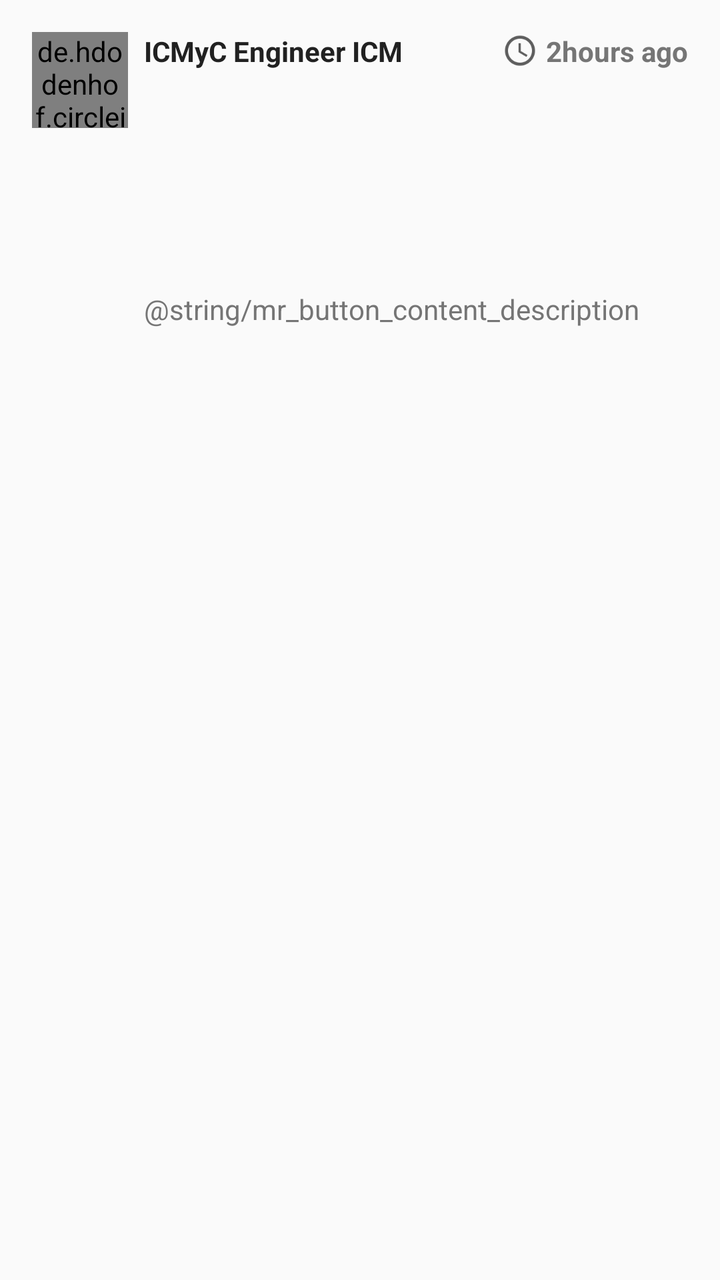
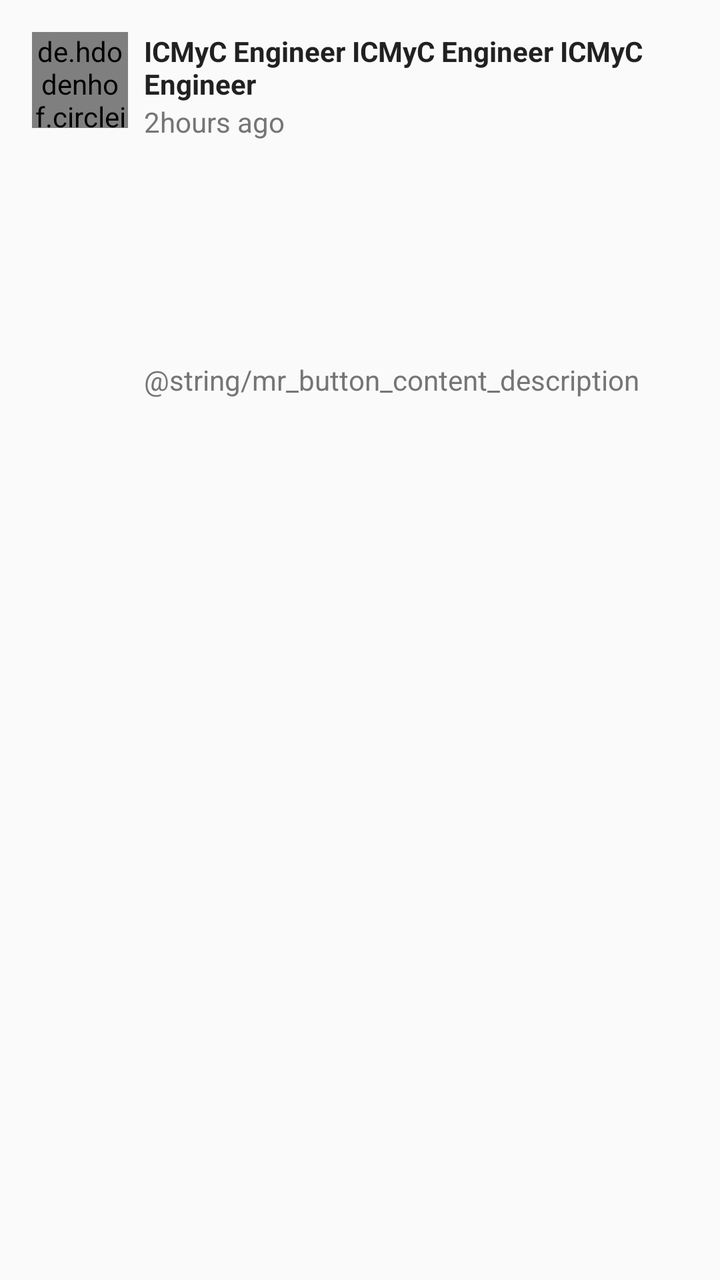

Two renders of the same Android screen: before a commit and after it. Below are the layout's source before the change and the commit's diff.
<!-- AndroidManifest.xml: application theme AppTheme -->
<!-- res/layout/inflate_comment.xml -->
<?xml version="1.0" encoding="utf-8"?>
<RelativeLayout xmlns:android="http://schemas.android.com/apk/res/android"
                xmlns:app="http://schemas.android.com/apk/res-auto"
  android:layout_width="wrap_content"
                android:layout_height="wrap_content" >

    <RelativeLayout
        android:layout_marginTop="16dp"
        android:layout_marginBottom="16dp"
      android:layout_width="match_parent"
        android:layout_height="wrap_content"
        android:gravity="center_vertical"
        android:orientation="horizontal"
        android:paddingLeft="16dp"
        android:paddingRight="16dp">

        <de.hdodenhof.circleimageview.CircleImageView
            android:id="@+id/userImage"
            android:layout_width="48dp"
            android:layout_height="48dp"
            android:src="@mipmap/ic_launcher"
            app:civ_border_color="@color/gray_closed"
            app:civ_border_width="0.2dp" />

        <TextView
            android:id="@+id/userName"
            android:layout_marginLeft="8dp"
            android:layout_width="wrap_content"
            android:layout_height="wrap_content"
            android:maxLines="1"
            android:text="ICMyC Engineer ICMyC Engineer ICMyC Engineer "
            android:textColor="@color/black"
            android:maxLength="18"
            android:textSize="14dp"
            android:textStyle="bold"
            android:layout_toLeftOf="@+id/postedOn"
            android:layout_toRightOf="@+id/userImage"
            android:layout_toEndOf="@+id/userImage" />

        <TextView
            android:id="@+id/postedOn"
            android:layout_width="wrap_content"
            android:layout_height="wrap_content"
            android:layout_alignParentRight="true"
            android:maxLines="1"
            android:drawableLeft="@mipmap/posted_since"
            android:drawablePadding="4dp"
            android:text="2hours ago"
            android:textColor="@color/lt_gray"
            android:textSize="14dp"
            android:textStyle="bold" />
        <HorizontalScrollView
            android:id="@+id/imageLayout"
            android:layout_width="match_parent"
            android:layout_height="wrap_content"
            android:layout_alignLeft="@+id/userName"
            android:layout_below="@+id/userName"
            android:layout_marginTop="8dp"
            android:scrollbars="none">

            <LinearLayout
                android:id="@+id/imageLinear"
                android:layout_width="match_parent"
                android:layout_height="90dp"
                android:layout_gravity="left"
                android:layout_marginBottom="8dp"
                android:background="@color/transparent"
                android:gravity="left"
                android:orientation="horizontal"></LinearLayout>
        </HorizontalScrollView>
        <TextView
            android:id="@+id/description_count"
            android:layout_width="match_parent"
            android:layout_height="wrap_content"
            android:layout_alignLeft="@+id/userName"
            android:layout_below="@+id/imageLayout"
            android:layout_marginTop="4dp"
            android:gravity="left"
            android:text="@string/mr_button_content_description"
            android:textColor="@color/secondary_text_color"
            android:textSize="14sp"
            android:visibility="visible" />


    </RelativeLayout>


</RelativeLayout>
<!-- resources referenced by this layout -->
<resources>
  <color name="black">#212121</color>
  <color name="gray_closed">#607D8B</color>
  <color name="lt_gray">#757575</color>
  <color name="secondary_text_color">#757575</color>
  <color name="transparent">#00000000</color>
  <!-- mipmap ic_launcher (mipmap-anydpi-v26) -->
  <?xml version="1.0" encoding="utf-8"?>
  <adaptive-icon xmlns:android="http://schemas.android.com/apk/res/android">
      <background android:drawable="@drawable/ic_launcher_background"/>
      <foreground android:drawable="@mipmap/ic_launcher_foreground"/>
  </adaptive-icon>
  <!-- mipmap posted_since: png bitmap (mipmap-xxxhdpi, 1816 bytes) -->
  <style name="AppTheme" parent="Theme.AppCompat.Light.DarkActionBar">
          
          <item name="colorPrimary">@color/colorPrimary</item>
          <item name="colorPrimaryDark">@color/colorPrimaryDark</item>
          <item name="colorAccent">@color/colorAccent</item>
      </style>
  <!-- drawable ic_launcher_background: vector/xml drawable (drawable, 4866 chars, omitted) -->
  <color name="colorPrimary">#FF6D00</color>
  <color name="colorPrimaryDark">#FF6D00</color>
  <color name="colorAccent">#FFD180</color>
</resources>

<!-- the commit's change to res/layout/inflate_comment.xml (unified diff, before → after) -->
@@ -1,88 +1,83 @@
 <?xml version="1.0" encoding="utf-8"?>
 <RelativeLayout xmlns:android="http://schemas.android.com/apk/res/android"
-                xmlns:app="http://schemas.android.com/apk/res-auto"
+  xmlns:app="http://schemas.android.com/apk/res-auto"
   android:layout_width="wrap_content"
-                android:layout_height="wrap_content" >
+  android:layout_height="wrap_content">
 
-    <RelativeLayout
-        android:layout_marginTop="16dp"
-        android:layout_marginBottom="16dp"
+  <RelativeLayout
+    android:layout_width="match_parent"
+    android:layout_height="wrap_content"
+    android:layout_marginTop="16dp"
+    android:layout_marginBottom="16dp"
+    android:gravity="center_vertical"
+    android:orientation="horizontal"
+    android:paddingLeft="16dp"
+    android:paddingRight="16dp">
+
+    <de.hdodenhof.circleimageview.CircleImageView
+      android:id="@+id/userImage"
+      android:layout_width="48dp"
+      android:layout_height="48dp"
+      android:src="@mipmap/ic_launcher"
+      app:civ_border_color="@color/gray_closed"
+      app:civ_border_width="0.2dp" />
+
+    <TextView
+      android:id="@+id/userName"
+      android:layout_width="wrap_content"
+      android:layout_height="wrap_content"
+      android:layout_marginLeft="8dp"
+      android:layout_toEndOf="@+id/userImage"
+      android:layout_toRightOf="@+id/userImage"
+      android:text="ICMyC Engineer ICMyC Engineer ICMyC Engineer "
+      android:textColor="@color/black"
+      android:textSize="14dp"
+      android:textStyle="bold" />
+
+    <TextView
+      android:id="@+id/postedOn"
+      android:layout_width="wrap_content"
+      android:layout_height="wrap_content"
+      android:layout_below="@+id/userName"
+      android:layout_alignParentRight="true"
+      android:layout_alignLeft="@+id/userName"
+      android:text="2hours ago"
+      android:textColor="@color/lt_gray"
+      android:textSize="14sp"  />
+    <HorizontalScrollView
+      android:id="@+id/imageLayout"
       android:layout_width="match_parent"
-        android:layout_height="wrap_content"
-        android:gravity="center_vertical"
-        android:orientation="horizontal"
-        android:paddingLeft="16dp"
-        android:paddingRight="16dp">
+      android:layout_height="wrap_content"
+      android:layout_below="@+id/postedOn"
+      android:layout_alignLeft="@+id/userName"
+      android:layout_marginTop="8dp"
+      android:scrollbars="none">
 
-        <de.hdodenhof.circleimageview.CircleImageView
-            android:id="@+id/userImage"
-            android:layout_width="48dp"
-            android:layout_height="48dp"
-            android:src="@mipmap/ic_launcher"
-            app:civ_border_color="@color/gray_closed"
-            app:civ_border_width="0.2dp" />
-
-        <TextView
-            android:id="@+id/userName"
-            android:layout_marginLeft="8dp"
-            android:layout_width="wrap_content"
-            android:layout_height="wrap_content"
-            android:maxLines="1"
-            android:text="ICMyC Engineer ICMyC Engineer ICMyC Engineer "
-            android:textColor="@color/black"
-            android:maxLength="18"
-            android:textSize="14dp"
-            android:textStyle="bold"
-            android:layout_toLeftOf="@+id/postedOn"
-            android:layout_toRightOf="@+id/userImage"
-            android:layout_toEndOf="@+id/userImage" />
-
-        <TextView
-            android:id="@+id/postedOn"
-            android:layout_width="wrap_content"
-            android:layout_height="wrap_content"
-            android:layout_alignParentRight="true"
-            android:maxLines="1"
-            android:drawableLeft="@mipmap/posted_since"
-            android:drawablePadding="4dp"
-            android:text="2hours ago"
-            android:textColor="@color/lt_gray"
-            android:textSize="14dp"
-            android:textStyle="bold" />
-        <HorizontalScrollView
-            android:id="@+id/imageLayout"
-            android:layout_width="match_parent"
-            android:layout_height="wrap_content"
-            android:layout_alignLeft="@+id/userName"
-            android:layout_below="@+id/userName"
-            android:layout_marginTop="8dp"
-            android:scrollbars="none">
-
-            <LinearLayout
-                android:id="@+id/imageLinear"
-                android:layout_width="match_parent"
-                android:layout_height="90dp"
-                android:layout_gravity="left"
-                android:layout_marginBottom="8dp"
-                android:background="@color/transparent"
-                android:gravity="left"
-                android:orientation="horizontal"></LinearLayout>
-        </HorizontalScrollView>
-        <TextView
-            android:id="@+id/description_count"
-            android:layout_width="match_parent"
-            android:layout_height="wrap_content"
-            android:layout_alignLeft="@+id/userName"
-            android:layout_below="@+id/imageLayout"
-            android:layout_marginTop="4dp"
-            android:gravity="left"
-            android:text="@string/mr_button_content_description"
-            android:textColor="@color/secondary_text_color"
-            android:textSize="14sp"
-            android:visibility="visible" />
+      <LinearLayout
+        android:id="@+id/imageLinear"
+        android:layout_width="match_parent"
+        android:layout_height="90dp"
+        android:layout_gravity="left"
+        android:layout_marginBottom="8dp"
+        android:background="@color/transparent"
+        android:gravity="left"
+        android:orientation="horizontal"></LinearLayout>
+    </HorizontalScrollView>
+    <TextView
+      android:id="@+id/description_count"
+      android:layout_width="match_parent"
+      android:layout_height="wrap_content"
+      android:layout_below="@+id/imageLayout"
+      android:layout_alignLeft="@+id/userName"
+      android:layout_marginTop="4dp"
+      android:gravity="left"
+      android:text="@string/mr_button_content_description"
+      android:textColor="@color/secondary_text_color"
+      android:textSize="14sp"
+      android:visibility="visible" />
 
 
-    </RelativeLayout>
+  </RelativeLayout>
 
 
 </RelativeLayout>
<!-- resource entries referenced after the edit -->
@@ -11,7 +11,6 @@
       <background android:drawable="@drawable/ic_launcher_background"/>
       <foreground android:drawable="@mipmap/ic_launcher_foreground"/>
   </adaptive-icon>
-  <!-- mipmap posted_since: png bitmap (mipmap-xxxhdpi, 1816 bytes) -->
   <style name="AppTheme" parent="Theme.AppCompat.Light.DarkActionBar">
           
           <item name="colorPrimary">@color/colorPrimary</item>
